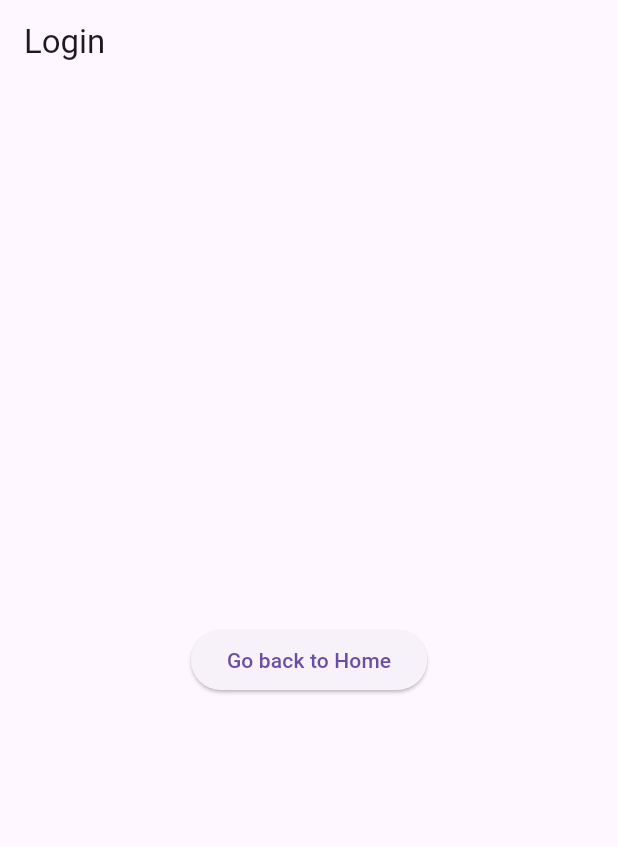
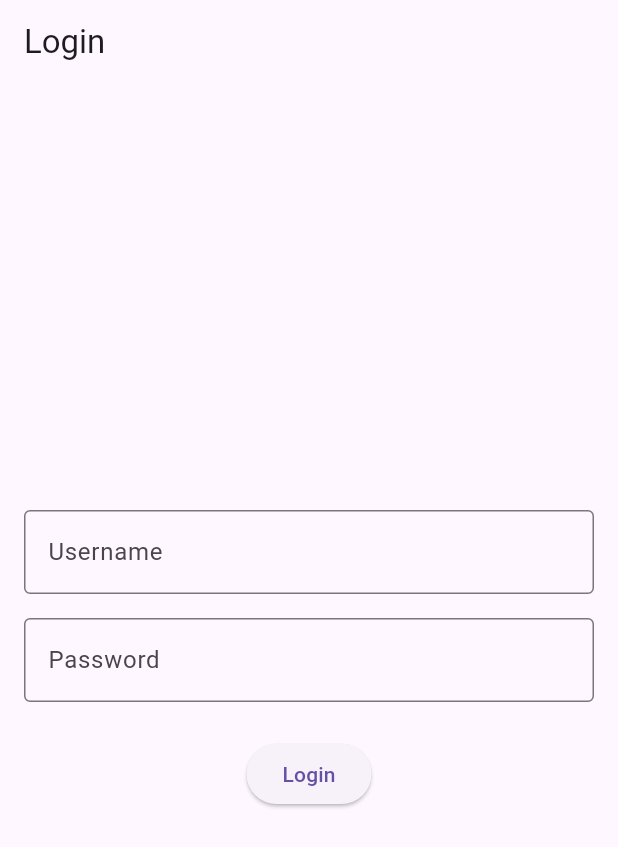
Before and after one commit to IMDroidude/flutter_clean_architecture, a Flutter app: the screen it shows after launch, on a phone screen of 412 x 824 dp. Shown: the top 847 px of the screen. Run offline on Flutter 3.47's test engine with Material 3 defaults, Android fonts, the phone set to English and light mode, and no system bars; our stand-ins replace flutter_screenutil, go_router.

```diff
--- a/lib/route/routes.dart
+++ b/lib/route/routes.dart
@@ -1,5 +1,6 @@
 
 import 'package:flutter/widgets.dart';
+import 'package:flutter_clean_architecture/ui/dashboard/dashboard_screen.dart';
 import 'package:flutter_clean_architecture/ui/error_screen.dart';
 import 'package:flutter_clean_architecture/ui/login/login_screen.dart';
 import 'package:flutter_clean_architecture/ui/profile_screen.dart';
@@ -11,6 +12,7 @@ class AppRouter {
 
   static const root = '/';
   static const loginScreen = '/login';
+  static const dashboardScreen = '/dashboard';
   static const signUpScreen = '/signUp';
   static const setNewPasswordScreen = '/setNewPassword';
 
@@ -37,6 +39,11 @@ class AppRouter {
           builder: (context, state) => const LoginScreen(),
         ),
         GoRoute(
+          path: dashboardScreen,
+          name: 'dashboard',
+          builder: (context, state) => const DashboardScreen(),
+        ),
+        GoRoute(
           path: '/profile/:userId',
           name: 'profile',
           builder: (context, state) {
--- a/lib/ui/login/login_screen.dart
+++ b/lib/ui/login/login_screen.dart
@@ -1,17 +1,80 @@
 import 'package:flutter/material.dart';
+import 'package:flutter_clean_architecture/route/routes.dart';
 import 'package:go_router/go_router.dart';
 
-class LoginScreen extends StatelessWidget {
+class LoginScreen extends StatefulWidget {
   const LoginScreen({super.key});
+
+  @override
+  State<StatefulWidget> createState()  => _LoginScreenState();
+}
+
+class _LoginScreenState extends State<LoginScreen> {
+  // Controllers to capture input from TextFields
+  final TextEditingController _usernameController = TextEditingController();
+  final TextEditingController _passwordController = TextEditingController();
+
+  @override
+  void dispose() {
+    // Clean up the controllers when the widget is disposed
+    _usernameController.dispose();
+    _passwordController.dispose();
+    super.dispose();
+  }
+
+  // Function to handle login button press
+  void _handleLogin() {
+    final username = _usernameController.text;
+    final password = _passwordController.text;
+
+    if (username.isNotEmpty && password.isNotEmpty) {
+      // Perform login logic (e.g., API call, validation, etc.)
+      // Navigate back to home screen or any other screen
+      context.go(AppRouter.dashboardScreen); // Adjust your route based on your GoRouter setup
+    } else {
+      // Show an error if fields are empty
+      ScaffoldMessenger.of(context).showSnackBar(
+        const SnackBar(content: Text('Please enter both username and password')),
+      );
+    }
+  }
 
   @override
   Widget build(BuildContext context) {
     return Scaffold(
       appBar: AppBar(title: const Text('Login')),
-      body: Center(
-        child: ElevatedButton(
-          onPressed: () => context.go('/'),
-          child: const Text('Go back to Home'),
+      body: Padding(
+        padding: const EdgeInsets.all(16.0),
+        child: Column(
+          mainAxisAlignment: MainAxisAlignment.center,
+          children: [
+            // Username TextField
+            TextField(
+              controller: _usernameController,
+              decoration: const InputDecoration(
+                labelText: 'Username',
+                border: OutlineInputBorder(),
+              ),
+            ),
+            const SizedBox(height: 16.0), // Spacing between text fields
+
+            // Password TextField
+            TextField(
+              controller: _passwordController,
+              obscureText: true, // Hide password input
+              decoration: const InputDecoration(
+                labelText: 'Password',
+                border: OutlineInputBorder(),
+              ),
+            ),
+            const SizedBox(height: 24.0), // Spacing before button
+
+            // Login Button
+            ElevatedButton(
+              onPressed: _handleLogin,
+              child: const Text('Login'),
+            ),
+          ],
         ),
       ),
     );
--- a/pubspec.yaml
+++ b/pubspec.yaml
@@ -30,6 +30,9 @@ environment:
 dependencies:
   flutter:
     sdk: flutter
+
+  ui:
+    path: ui
   flutter_screenutil: ^5.9.3
 
   # The following adds the Cupertino Icons font to your application.
--- /dev/null
+++ b/ui/analysis_options.yaml
@@ -0,0 +1,4 @@
+include: package:flutter_lints/flutter.yaml
+
+# Additional information about this file can be found at
+# https://dart.dev/guides/language/analysis-options
--- /dev/null
+++ b/ui/lib/test_module.dart
@@ -0,0 +1,4 @@
+class TestModule {
+
+
+}
```
Also changed, not shown: lib/ui/dashboard/dashboard_screen.dart (added, +56 -0 lines), ui/lib/ui.dart (added, +7 -0 lines), ui/pubspec.yaml (added, +54 -0 lines), 6 other files.
